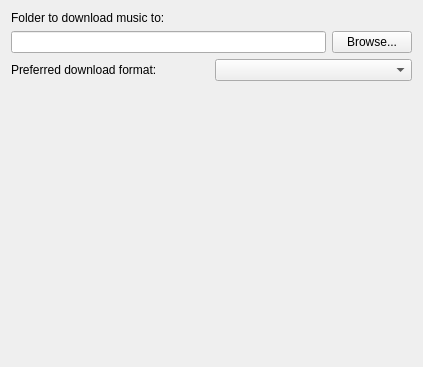
Above: src/tomahawk/dialogs/Settings_Downloads.ui from tomahawk-player/tomahawk before the change. Below: the same form after it.
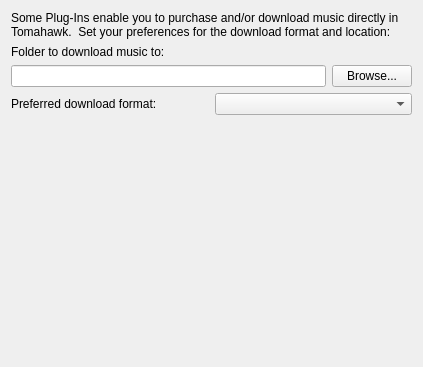
That is the form after the change.

Commit message: Clarifying text for the Download preference settings

Patch:
```diff
--- a/src/tomahawk/dialogs/Settings_Downloads.ui
+++ b/src/tomahawk/dialogs/Settings_Downloads.ui
@@ -20,6 +20,29 @@
    <string notr="true" extracomment="not translatable because not shown to the user">Form</string>
   </property>
   <layout class="QVBoxLayout" name="verticalLayout">
+   <item>
+    <widget class="QLabel" name="label_2">
+     <property name="text">
+      <string>Some Plug-Ins enable you to purchase and/or download music directly in Tomahawk.  Set your preferences for the download format and location:</string>
+     </property>
+     <property name="wordWrap">
+      <bool>true</bool>
+     </property>
+    </widget>
+   </item>
+   <item>
+    <spacer name="verticalSpacer_2">
+     <property name="orientation">
+      <enum>Qt::Vertical</enum>
+     </property>
+     <property name="sizeHint" stdset="0">
+      <size>
+       <width>20</width>
+       <height>40</height>
+      </size>
+     </property>
+    </spacer>
+   </item>
    <item>
     <widget class="QLabel" name="label_6">
      <property name="text">
```
